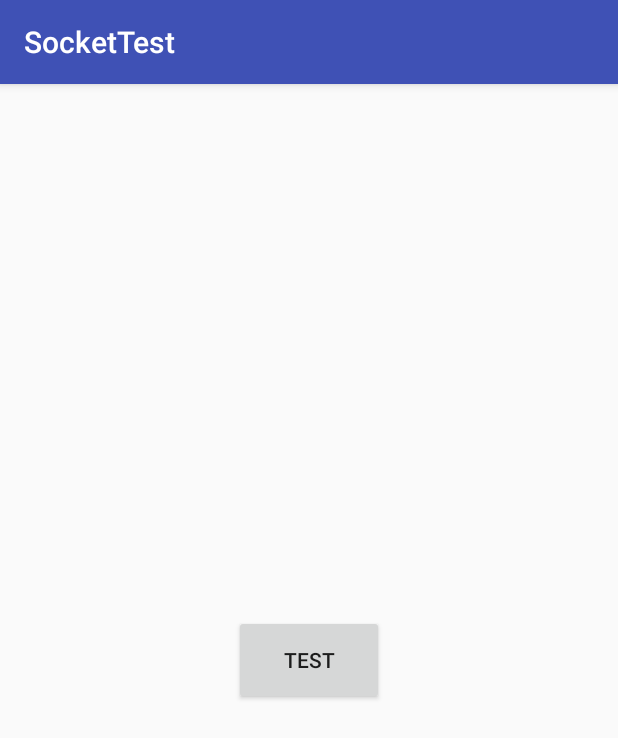
After one commit to BanyMaciej/SocketTest, an Android app: the SoundTestActivity screen opened directly, with no data from a screen before it, on a phone screen of 412 x 824 dp. The commit adds this screen. Shown: the top 738 px of the screen. Run offline under Robolectric (Android 15) with nearby library versions, the phone set to English and light mode, and no system bars.

Commit message:
third commit, seems good

```diff
--- /dev/null
+++ b/app/src/main/java/com/mb/sockettest/SoundTestActivity.java
@@ -0,0 +1,81 @@
+package com.mb.sockettest;
+
+import android.content.Intent;
+import android.media.MediaPlayer;
+import android.media.MediaRecorder;
+import android.os.Handler;
+import android.support.v7.app.AppCompatActivity;
+import android.os.Bundle;
+import android.util.Log;
+import android.view.View;
+
+import java.io.IOException;
+import java.util.Timer;
+import java.util.TimerTask;
+
+public class SoundTestActivity extends AppCompatActivity {
+    MediaPlayer mPlayer;
+    MediaRecorder mRecorder;
+    Timer timer;
+
+    boolean firstCheck = true;
+    long startTime, endTime;
+
+    @Override
+    protected void onCreate(Bundle savedInstanceState) {
+        super.onCreate(savedInstanceState);
+        setContentView(R.layout.activity_sound_test);
+
+        mRecorder = new MediaRecorder();
+        mRecorder.setAudioSource(MediaRecorder.AudioSource.MIC);
+        mRecorder.setOutputFormat(MediaRecorder.OutputFormat.THREE_GPP);
+        mRecorder.setAudioEncoder(MediaRecorder.AudioEncoder.AMR_NB);
+        mRecorder.setOutputFile("/dev/null");
+        try {
+            mRecorder.prepare();
+        } catch (IOException e) {
+            e.printStackTrace();
+        }
+        mRecorder.start();
+
+        mPlayer = MediaPlayer.create(this, R.raw.tick);
+        timer = new Timer();
+        timer.scheduleAtFixedRate(new TimerTask() {
+            @Override
+            public void run() {
+                int amp = mRecorder.getMaxAmplitude();
+                if( amp > 500 ) {
+                    if( firstCheck ) {
+                        firstCheck = false;
+                        endTime = System.nanoTime();
+                        //Log.d("DEBUG", "amp: " + amp + ", time: " + System.nanoTime());
+                    }
+                }
+            }
+        }, 0, 20);
+
+        findViewById(R.id.test).setOnClickListener(new View.OnClickListener() {
+            @Override
+            public void onClick(View view) {
+                startTime = System.nanoTime();
+                Log.d("DEBUG", "time: " + startTime);
+                mPlayer.start();
+
+                new Handler().postDelayed(new Runnable() {
+                    @Override
+                    public void run() {
+                        if( timer != null )
+                            timer.cancel();
+                        if( mRecorder != null )
+                            mRecorder.stop();
+                        calcDiff();
+                    }
+                }, 1000);
+            }
+        });
+    }
+
+    private void calcDiff() {
+        Log.d("DEBUG", "timeDiff: " + (endTime - startTime));
+    }
+}
--- /dev/null
+++ b/app/src/main/res/layout/activity_sound_test.xml
@@ -0,0 +1,18 @@
+<?xml version="1.0" encoding="utf-8"?>
+<RelativeLayout xmlns:android="http://schemas.android.com/apk/res/android"
+    xmlns:app="http://schemas.android.com/apk/res-auto"
+    xmlns:tools="http://schemas.android.com/tools"
+    android:layout_width="match_parent"
+    android:layout_height="match_parent"
+    tools:context="com.mb.sockettest.SoundTestActivity">
+
+    <TextView
+        android:id="@+id/test"
+        style="@style/Base.Widget.AppCompat.Button"
+        android:layout_width="100dp"
+        android:layout_height="60dp"
+        android:layout_centerHorizontal="true"
+        android:layout_centerVertical="true"
+        android:gravity="center"
+        android:text="test" />
+</RelativeLayout>
```
Also changed, not shown: app/src/main/AndroidManifest.xml (+11 -6 lines), app/src/main/java/com/mb/sockettest/ClientTask.java (+52 -34 lines), app/src/main/java/com/mb/sockettest/MainActivity.java (+8 -0 lines), app/src/main/java/com/mb/sockettest/ServerThread.java (+38 -31 lines), app/src/main/res/layout/activity_main.xml (+9 -2 lines), 1 other file.
